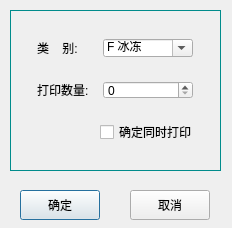
Before: the Qt Designer form tabregister/newslices.ui in YYC572652645/PatholoSystem, drawn with Qt 5.
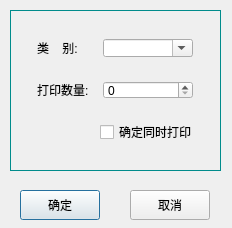
After: the same form once the commit is applied.

Patch:
```diff
--- a/tabregister/newslices.ui
+++ b/tabregister/newslices.ui
@@ -100,16 +100,6 @@
           <property name="editable">
            <bool>true</bool>
           </property>
-          <item>
-           <property name="text">
-            <string>F 冰冻</string>
-           </property>
-          </item>
-          <item>
-           <property name="text">
-            <string>A 常规</string>
-           </property>
-          </item>
          </widget>
         </item>
         <item>
```
